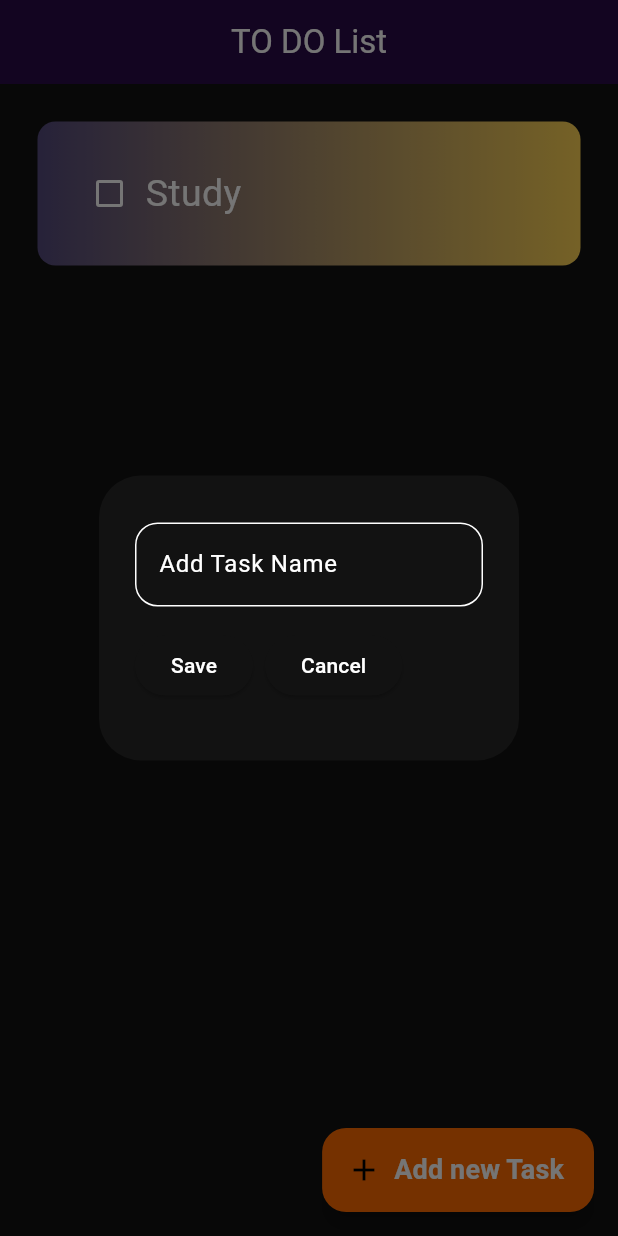
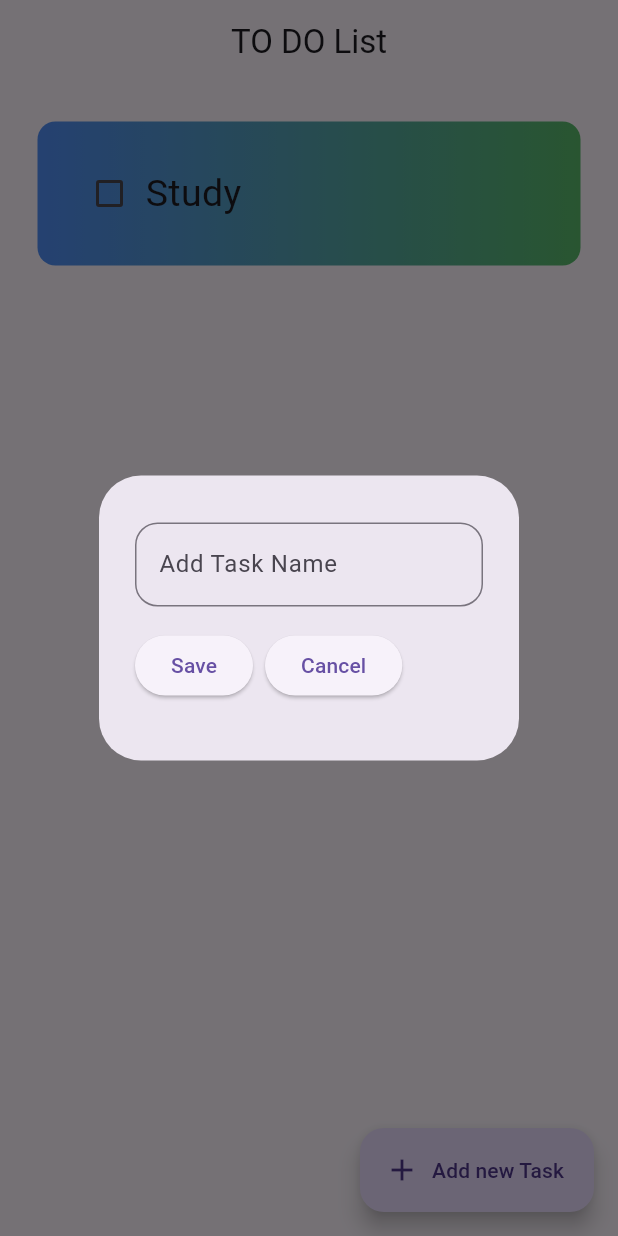
Before and after one commit to faisal3338/to_do, a Flutter app: the screen it shows after launch, after a tap on "Add new Task", on a phone screen of 412 x 824 dp. Run offline on Flutter 3.47's test engine with Material 3 defaults, Android fonts, the phone set to English and light mode, and no system bars; drawn by our look-alikes of flutter_slidable; our stand-ins replace hive_flutter; accounts and stored records are empty.

Commit message:
improve theme

```diff
--- a/lib/main.dart
+++ b/lib/main.dart
@@ -22,7 +22,9 @@ class MyApp extends StatelessWidget {
     return MaterialApp(
       debugShowCheckedModeBanner: false,
       title: 'TO Do List',
-      theme: AppTheme().darkMode,
+      theme: ThemeData(),
+      darkTheme: ThemeData.dark(), // standard dark theme
+      themeMode: ThemeMode.system, // device controls theme
       home: const HomePage(),
     );
   }
--- a/lib/pages/home.dart
+++ b/lib/pages/home.dart
@@ -113,8 +113,8 @@ class _HomePageState extends State<HomePage> {
           },
           label: const Text(
             "Add new Task",
-            style: TextStyle(
-                fontWeight: FontWeight.bold, fontSize: 18, color: Colors.white),
+            // style: TextStyle(
+            //     fontWeight: FontWeight.bold, fontSize: 18, color: Colors.white),
           )),
     );
   }
--- a/lib/util/to_do_tile.dart
+++ b/lib/util/to_do_tile.dart
@@ -43,8 +43,8 @@ class ToDoTile extends StatelessWidget {
                         // Color.fromARGB(255, 242, 41, 83),
                       ]
                     : [
-                        Color.fromARGB(255, 227, 167, 199),
-                        Color.fromARGB(255, 255, 252, 220),
+                        Color.fromARGB(255, 80, 141, 246),
+                        Color.fromARGB(255, 89, 186, 106),
                         // Color.fromARGB(255, 236, 56, 118),
                         // Color.fromARGB(255, 253, 239, 249),
                       ]),
```
Also changed, not shown: lib/theme/theme.dart (+18 -5 lines).
